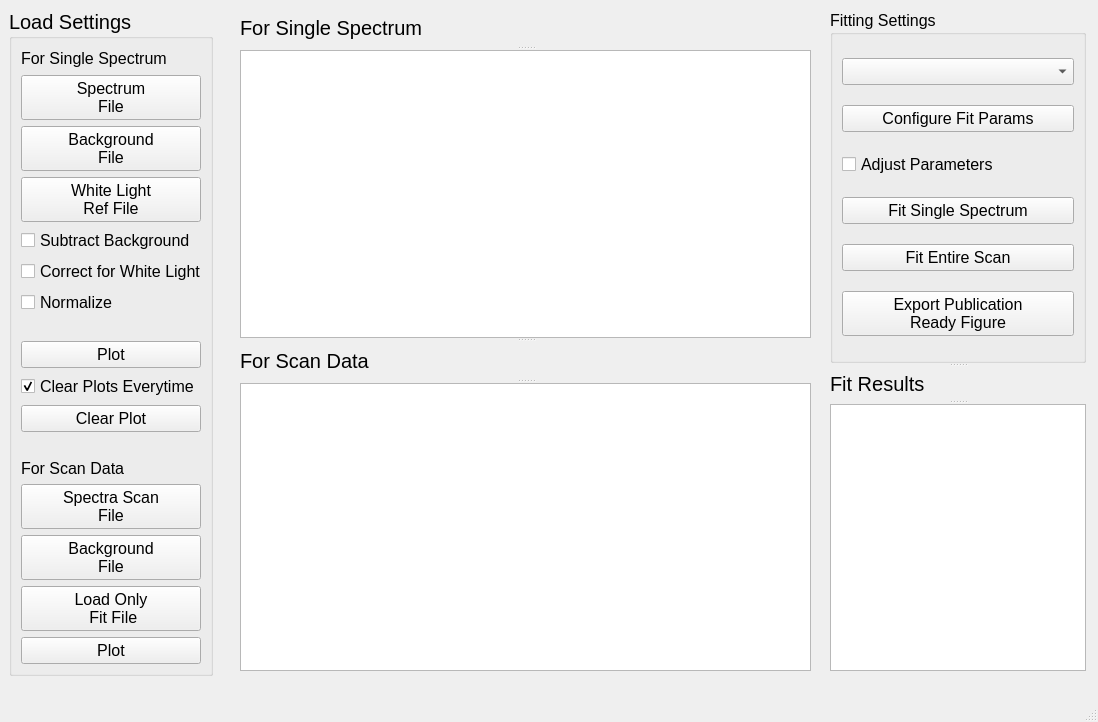
Old version of the form PythonGUI_apps/Spectrum_analysis/Spectra_plot_fit_gui.ui in the repository SarthakJariwala/Python_GUI_apps.
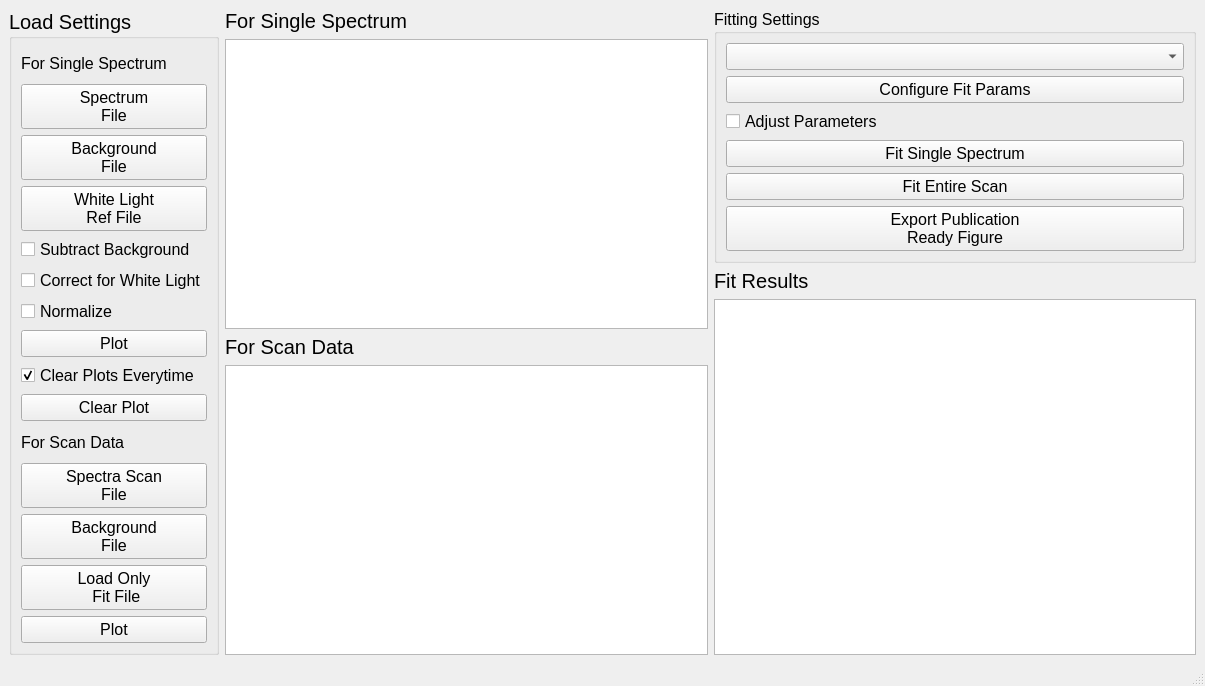
New version of the form. Custom widgets are drawn as their Qt base class.

Commit message: promote scan plot to ImageView

```diff
--- a/PythonGUI_apps/Spectrum_analysis/Spectra_plot_fit_gui.ui
+++ b/PythonGUI_apps/Spectrum_analysis/Spectra_plot_fit_gui.ui
@@ -6,23 +6,17 @@
    <rect>
     <x>0</x>
     <y>0</y>
-    <width>1098</width>
-    <height>722</height>
+    <width>1205</width>
+    <height>686</height>
    </rect>
   </property>
   <property name="windowTitle">
    <string>MainWindow</string>
   </property>
   <widget class="QWidget" name="centralwidget">
+   <layout class="QHBoxLayout" name="horizontalLayout">
+    <item>
    <widget class="QGroupBox" name="groupBox">
-    <property name="geometry">
-     <rect>
-      <x>9</x>
-      <y>9</y>
-      <width>204</width>
-      <height>667</height>
-     </rect>
-    </property>
     <property name="font">
      <font>
       <pointsize>15</pointsize>
@@ -119,19 +113,6 @@
        </property>
       </widget>
      </item>
-     <item>
-      <spacer name="horizontalSpacer">
-       <property name="orientation">
-        <enum>Qt::Horizontal</enum>
-       </property>
-       <property name="sizeHint" stdset="0">
-        <size>
-         <width>40</width>
-         <height>20</height>
-        </size>
-       </property>
-      </spacer>
-     </item>
      <item>
       <widget class="QPushButton" name="plot_pushButton">
        <property name="font">
@@ -174,19 +155,6 @@
        </property>
       </widget>
      </item>
-     <item>
-      <spacer name="horizontalSpacer_2">
-       <property name="orientation">
-        <enum>Qt::Horizontal</enum>
-       </property>
-       <property name="sizeHint" stdset="0">
-        <size>
-         <width>40</width>
-         <height>20</height>
-        </size>
-       </property>
-      </spacer>
-     </item>
      <item>
       <widget class="QLabel" name="label_3">
        <property name="font">
@@ -252,18 +220,44 @@
      </item>
     </layout>
    </widget>
-   <widget class="QSplitter" name="splitter_2">
-    <property name="geometry">
-     <rect>
-      <x>830</x>
-      <y>10</y>
-      <width>256</width>
-      <height>661</height>
-     </rect>
-    </property>
-    <property name="orientation">
-     <enum>Qt::Vertical</enum>
-    </property>
+    </item>
+    <item>
+     <layout class="QVBoxLayout" name="verticalLayout_3">
+      <item>
+       <widget class="QLabel" name="label_4">
+        <property name="font">
+         <font>
+          <pointsize>15</pointsize>
+         </font>
+        </property>
+        <property name="text">
+         <string>For Single Spectrum</string>
+        </property>
+       </widget>
+      </item>
+      <item>
+       <widget class="PlotWidget" name="plot"/>
+      </item>
+      <item>
+       <widget class="QLabel" name="label_5">
+        <property name="font">
+         <font>
+          <pointsize>15</pointsize>
+         </font>
+        </property>
+        <property name="text">
+         <string>For Scan Data</string>
+        </property>
+       </widget>
+      </item>
+      <item>
+       <widget class="ImageView" name="scan_plot"/>
+      </item>
+     </layout>
+    </item>
+    <item>
+     <layout class="QVBoxLayout" name="verticalLayout_4">
+      <item>
     <widget class="QGroupBox" name="groupBox_2">
      <property name="font">
       <font>
@@ -336,6 +330,8 @@
       </item>
      </layout>
     </widget>
+      </item>
+      <item>
     <widget class="QLabel" name="label">
      <property name="font">
       <font>
@@ -346,6 +342,8 @@
       <string>Fit Results</string>
      </property>
     </widget>
+      </item>
+      <item>
     <widget class="QTextBrowser" name="result_textBrowser">
      <property name="font">
       <font>
@@ -353,42 +351,10 @@
       </font>
      </property>
     </widget>
-   </widget>
-   <widget class="QSplitter" name="splitter">
-    <property name="geometry">
-     <rect>
-      <x>240</x>
-      <y>10</y>
-      <width>571</width>
-      <height>661</height>
-     </rect>
-    </property>
-    <property name="orientation">
-     <enum>Qt::Vertical</enum>
-    </property>
-    <widget class="QLabel" name="label_4">
-     <property name="font">
-      <font>
-       <pointsize>15</pointsize>
-      </font>
-     </property>
-     <property name="text">
-      <string>For Single Spectrum</string>
-     </property>
-    </widget>
-    <widget class="PlotWidget" name="plot"/>
-    <widget class="QLabel" name="label_5">
-     <property name="font">
-      <font>
-       <pointsize>15</pointsize>
-      </font>
-     </property>
-     <property name="text">
-      <string>For Scan Data</string>
-     </property>
-    </widget>
-    <widget class="PlotWidget" name="plot_scan"/>
-   </widget>
+      </item>
+     </layout>
+    </item>
+   </layout>
   </widget>
   <widget class="QMenuBar" name="menubar">
    <property name="geometry">
@@ -408,6 +374,11 @@
    <extends>QGraphicsView</extends>
    <header>pyqtgraph</header>
   </customwidget>
+  <customwidget>
+   <class>ImageView</class>
+   <extends>QGraphicsView</extends>
+   <header>pyqtgraph</header>
+  </customwidget>
  </customwidgets>
  <resources/>
  <connections/>
```
Left out of the diff: 2 changed lines with no effect on the pictures. Lines whose indentation alone changed are shown as unchanged.
